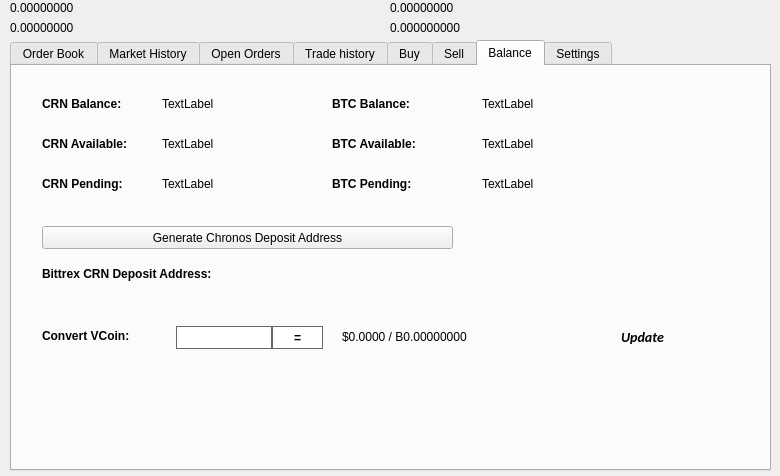
Above: src/qt/forms/tradingdialog.ui from KieranBry/Makeator before the change. Below: the same form after it.
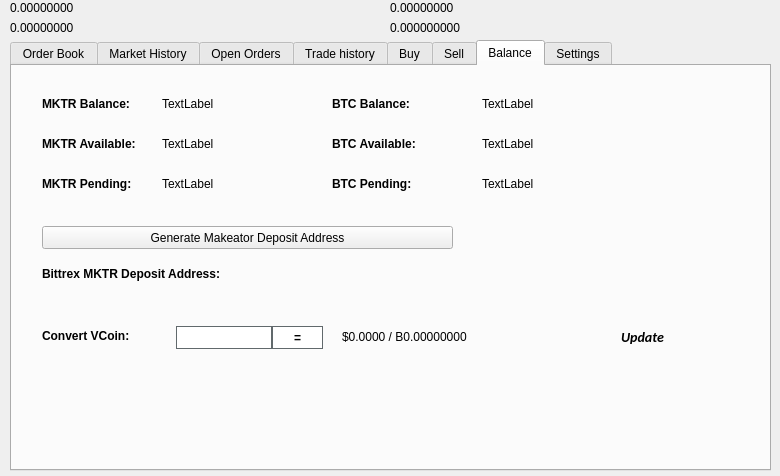
That is the form after the change. The open tabs and pages were chosen to show the change. Icons and pictures are not drawn.

The edit to the form file:
```diff
--- a/src/qt/forms/tradingdialog.ui
+++ b/src/qt/forms/tradingdialog.ui
@@ -2762,7 +2762,7 @@
       </font>
      </property>
      <property name="text">
-      <string>CRN Balance:</string>
+      <string>MKTR Balance:</string>
      </property>
     </widget>
     <widget class="QLabel" name="label_12">
@@ -2813,7 +2813,7 @@
       </font>
      </property>
      <property name="text">
-      <string>CRN Available:</string>
+      <string>MKTR Available:</string>
      </property>
     </widget>
     <widget class="QLabel" name="label_14">
@@ -2832,7 +2832,7 @@
       </font>
      </property>
      <property name="text">
-      <string>CRN Pending:</string>
+      <string>MKTR Pending:</string>
      </property>
     </widget>
     <widget class="QLabel" name="CRNPendingLabel">
@@ -2928,7 +2928,7 @@
       </font>
      </property>
      <property name="text">
-      <string>Bittrex CRN Deposit Address:</string>
+      <string>Bittrex MKTR Deposit Address:</string>
      </property>
     </widget>
     <widget class="QPushButton" name="GenDepositBTN">
@@ -2941,7 +2941,7 @@
       </rect>
      </property>
      <property name="text">
-      <string>Generate Chronos Deposit Address</string>
+      <string>Generate Makeator Deposit Address</string>
      </property>
      <property name="icon">
       <iconset resource="../chronos.qrc">
```
Left out of the diff: 46 changed lines with no effect on the pictures.
